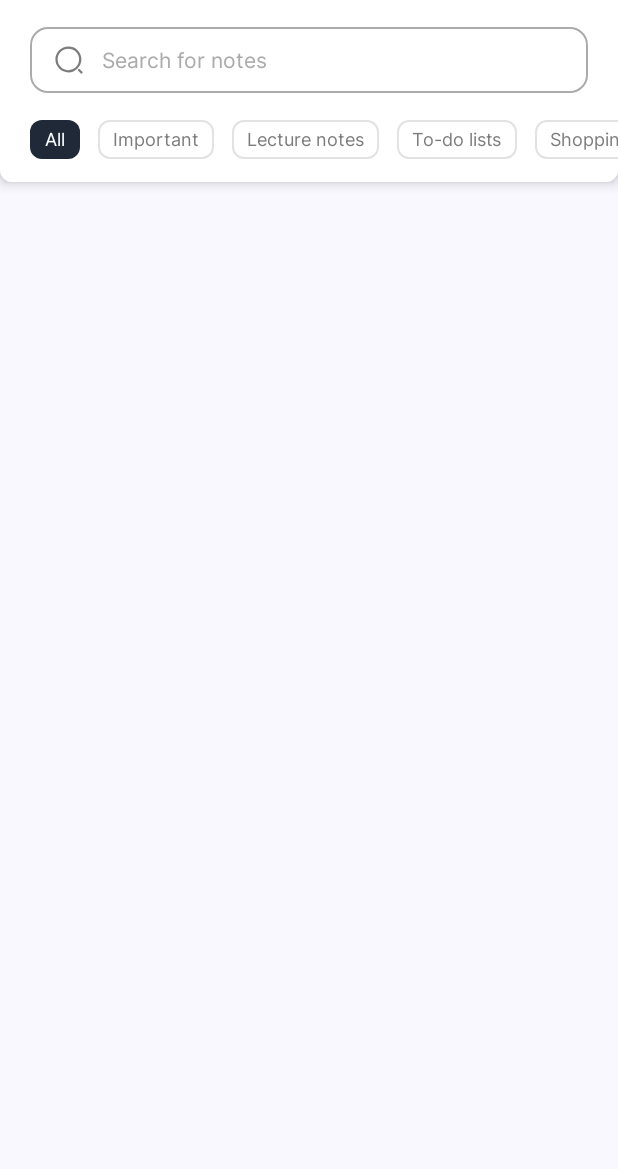
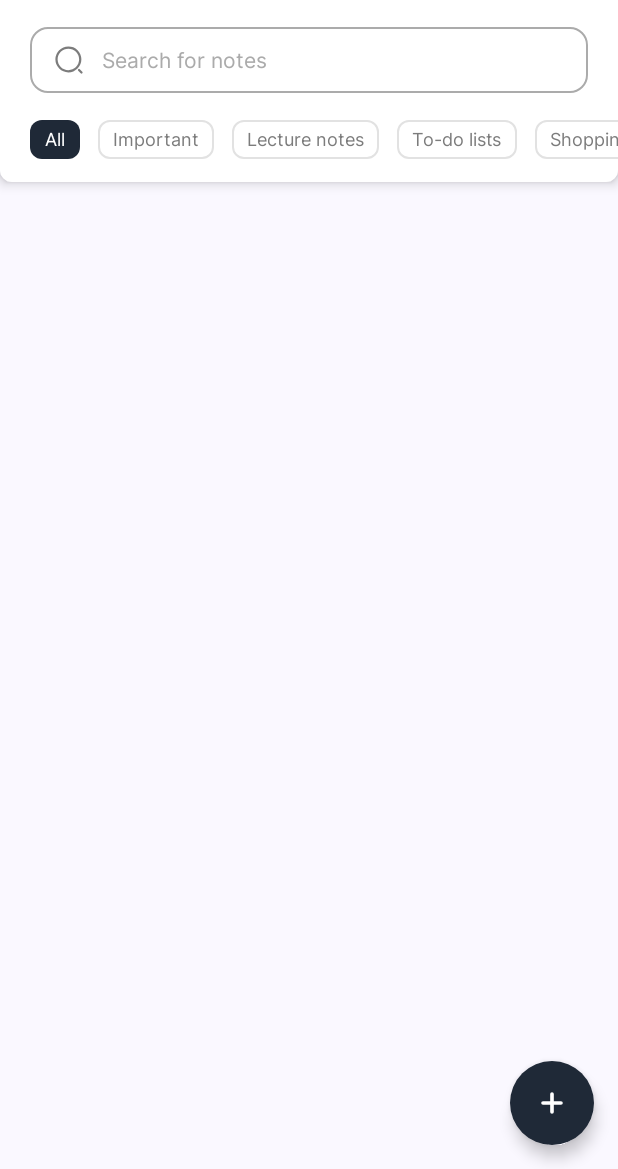
Before and after one commit to Ruzibekov/Think, an Android app built with Jetpack Compose: the screen it shows after launch (MainActivity), on a phone screen of 412 x 824 dp, the part 67-1236 px from its top. Run offline under Robolectric (Android 15) with nearby library versions, the phone set to English and light mode, and no system bars.

Commit message:
add: floating action button to main screen

```diff
--- a/app/src/main/java/com/ruzibekov/think/ui/MainActivity.kt
+++ b/app/src/main/java/com/ruzibekov/think/ui/MainActivity.kt
@@ -10,9 +10,10 @@ import androidx.compose.material3.Surface
 import androidx.compose.ui.Modifier
 import androidx.navigation.compose.rememberNavController
 import com.ruzibekov.think.ui.nav.MainNavHost
+import com.ruzibekov.think.ui.screens.main.listeners.MainListeners
 import com.ruzibekov.think.ui.theme.ThinkTheme
 
-class MainActivity : ComponentActivity() {
+class MainActivity : ComponentActivity(), MainListeners {
 
     private val viewModel by viewModels<MainViewModel>()
 
@@ -28,10 +29,16 @@ class MainActivity : ComponentActivity() {
                 ) {
                     MainNavHost(
                         navController = navController,
-                        state = viewModel.state
+                        state = viewModel.state,
+                        listeners = this
                     )
                 }
             }
         }
     }
+
+    override fun addNote() {
+//        TODO("Not yet implemented")
+    }
+
 }
--- a/app/src/main/java/com/ruzibekov/think/ui/nav/MainNavHost.kt
+++ b/app/src/main/java/com/ruzibekov/think/ui/nav/MainNavHost.kt
@@ -5,17 +5,18 @@ import androidx.navigation.NavHostController
 import androidx.navigation.compose.NavHost
 import androidx.navigation.compose.composable
 import com.ruzibekov.think.ui.screens.main.layout.MainScreenView
+import com.ruzibekov.think.ui.screens.main.listeners.MainListeners
 import com.ruzibekov.think.ui.state.MainState
 
 
 @Composable
-fun MainNavHost(navController: NavHostController, state: MainState) {
+fun MainNavHost(navController: NavHostController, state: MainState, listeners: MainListeners) {
     NavHost(
         navController = navController,
         startDestination = Screen.MAIN.route
     ) {
         composable(Screen.MAIN.route) {
-            MainScreenView.Default(state = state)
+            MainScreenView.Default(state, listeners)
         }
 
         composable(Screen.DETAILS.route) {
--- a/app/src/main/java/com/ruzibekov/think/ui/screens/main/components/MainFloatingActionButtonView.kt
+++ b/app/src/main/java/com/ruzibekov/think/ui/screens/main/components/MainFloatingActionButtonView.kt
@@ -1,11 +1,28 @@
 package com.ruzibekov.think.ui.screens.main.components
 
+import androidx.compose.foundation.shape.CircleShape
+import androidx.compose.material3.FloatingActionButton
+import androidx.compose.material3.Icon
 import androidx.compose.runtime.Composable
+import androidx.compose.ui.res.painterResource
+import com.ruzibekov.think.ui.screens.main.listeners.MainListeners
+import com.ruzibekov.think.ui.theme.ThinkColor
+import com.ruzibekov.think.ui.theme.ThinkIcon
 
 object MainFloatingActionButtonView {
 
     @Composable
-    fun Default() {
-
+    fun Default(listeners: MainListeners) {
+        FloatingActionButton(
+            onClick = { listeners.addNote() },
+            shape = CircleShape,
+            containerColor = ThinkColor.Primary
+        ) {
+            Icon(
+                painter = painterResource(id = ThinkIcon.Add),
+                contentDescription = "add icon",
+                tint = ThinkColor.White
+            )
+        }
     }
 }
--- a/app/src/main/java/com/ruzibekov/think/ui/screens/main/components/MainTopBarView.kt
+++ b/app/src/main/java/com/ruzibekov/think/ui/screens/main/components/MainTopBarView.kt
@@ -1,6 +1,7 @@
 package com.ruzibekov.think.ui.screens.main.components
 
 import androidx.compose.foundation.BorderStroke
+import androidx.compose.foundation.clickable
 import androidx.compose.foundation.layout.Box
 import androidx.compose.foundation.layout.Column
 import androidx.compose.foundation.layout.PaddingValues
@@ -81,7 +82,8 @@ object MainTopBarView {
                     ) { index, text ->
                         ItemTabView(
                             selected = state.selectedCategoryIndex.value == index,
-                            text = text
+                            text = text,
+                            onClick = { state.selectedCategoryIndex.value = index }
                         )
                     }
                 }
@@ -90,7 +92,7 @@ object MainTopBarView {
     }
 
     @Composable
-    private fun ItemTabView(selected: Boolean, text: String) {
+    private fun ItemTabView(selected: Boolean, text: String, onClick: () -> Unit) {
         Box(
             modifier = Modifier.padding(end = 12.dp)
         ) {
@@ -100,7 +102,9 @@ object MainTopBarView {
                     color = ThinkColor.Primary
                 ) {
                     Text(
-                        modifier = Modifier.padding(horizontal = 10.dp, vertical = 6.dp),
+                        modifier = Modifier
+                            .clickable { onClick() }
+                            .padding(horizontal = 10.dp, vertical = 6.dp),
                         text = text,
                         style = MaterialTheme.typography.bodyMedium,
                         fontSize = 12.sp,
--- a/app/src/main/java/com/ruzibekov/think/ui/screens/main/layout/MainScreenView.kt
+++ b/app/src/main/java/com/ruzibekov/think/ui/screens/main/layout/MainScreenView.kt
@@ -9,19 +9,20 @@ import androidx.compose.ui.Modifier
 import com.ruzibekov.think.ui.screens.main.components.MainContentView
 import com.ruzibekov.think.ui.screens.main.components.MainFloatingActionButtonView
 import com.ruzibekov.think.ui.screens.main.components.MainTopBarView
+import com.ruzibekov.think.ui.screens.main.listeners.MainListeners
 import com.ruzibekov.think.ui.state.MainState
 
 object MainScreenView {
 
     @OptIn(ExperimentalMaterial3Api::class)
     @Composable
-    fun Default(state: MainState) {
+    fun Default(state: MainState, listeners: MainListeners) {
         Scaffold(
             topBar = {
                 MainTopBarView.Default(state)
             },
             floatingActionButton = {
-                MainFloatingActionButtonView.Default()
+                MainFloatingActionButtonView.Default(listeners)
             }
         ) { paddingValues ->
             Box(modifier = Modifier.padding(paddingValues)) {
@@ -32,6 +33,10 @@ object MainScreenView {
 
     @Composable
     fun Preview() {
-        Default(MainState())
+        val state = MainState()
+        val listeners = object : MainListeners {
+            override fun addNote() {}
+        }
+        Default(state, listeners)
     }
 }
--- /dev/null
+++ b/app/src/main/java/com/ruzibekov/think/ui/screens/main/listeners/MainListeners.kt
@@ -0,0 +1,6 @@
+package com.ruzibekov.think.ui.screens.main.listeners
+
+interface MainListeners {
+
+    fun addNote()
+}
--- a/app/src/main/java/com/ruzibekov/think/ui/theme/Icon.kt
+++ b/app/src/main/java/com/ruzibekov/think/ui/theme/Icon.kt
@@ -4,4 +4,5 @@ import com.ruzibekov.think.R
 
 object ThinkIcon {
     val Search = R.drawable.ic_search
+    val Add = R.drawable.ic_add
 }
--- /dev/null
+++ b/app/src/main/res/drawable/ic_add.xml
@@ -0,0 +1,13 @@
+<vector xmlns:android="http://schemas.android.com/apk/res/android"
+    android:width="24dp"
+    android:height="24dp"
+    android:viewportWidth="24"
+    android:viewportHeight="24">
+  <path
+      android:pathData="M6,12H18M12,18V6"
+      android:strokeLineJoin="round"
+      android:strokeWidth="2.42614"
+      android:fillColor="#00000000"
+      android:strokeColor="#ffffff"
+      android:strokeLineCap="round"/>
+</vector>
--- a/app/src/main/res/drawable/ic_search.xml
+++ b/app/src/main/res/drawable/ic_search.xml
@@ -11,7 +11,7 @@
         android:strokeLineJoin="round"
         android:strokeWidth="1.5"
         android:fillColor="#00000000"
-        android:strokeColor="#7C7C7C"
+        android:strokeColor="#FFFFFF"
         android:strokeLineCap="round"/>
   </group>
 </vector>
```
